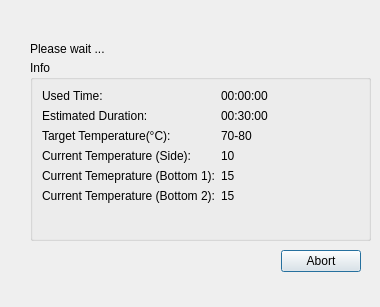
The window that ServiceSW/Master/Components/Diagnostics/Forms/RetortTimingDialog.ui (Liyezhong/Master) describes before a commit, drawn with Qt 5.
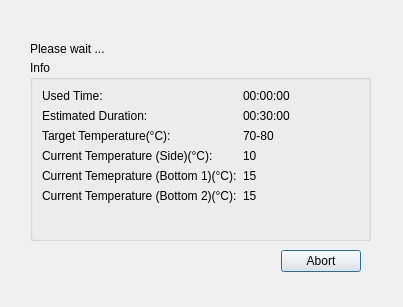
The same window after the commit.

Patch:
```diff
--- a/ServiceSW/Master/Components/Diagnostics/Forms/RetortTimingDialog.ui
+++ b/ServiceSW/Master/Components/Diagnostics/Forms/RetortTimingDialog.ui
@@ -6,7 +6,7 @@
    <rect>
     <x>0</x>
     <y>0</y>
-    <width>380</width>
+    <width>403</width>
     <height>307</height>
    </rect>
   </property>
@@ -74,7 +74,7 @@
     <item row="3" column="0">
      <widget class="QLabel" name="labelCurTempSideName">
       <property name="text">
-       <string>Current Temperature (Side):</string>
+       <string>Current Temperature (Side)(°C):</string>
       </property>
      </widget>
     </item>
@@ -88,7 +88,7 @@
     <item row="4" column="0">
      <widget class="QLabel" name="labelCurTempBottom1Name">
       <property name="text">
-       <string>Current Temeprature (Bottom 1):</string>
+       <string>Current Temeprature (Bottom 1)(°C):</string>
       </property>
      </widget>
     </item>
@@ -102,7 +102,7 @@
     <item row="5" column="0">
      <widget class="QLabel" name="labelCurTempBottom2Name">
       <property name="text">
-       <string>Current Temperature (Bottom 2):</string>
+       <string>Current Temperature (Bottom 2)(°C):</string>
       </property>
      </widget>
     </item>
```
